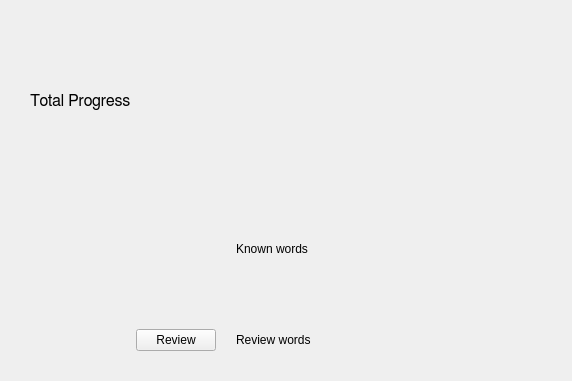
Qt form src/gui/total_stats_widget.ui (tombranfield/spaced_repeating_vocabulary) before a commit.
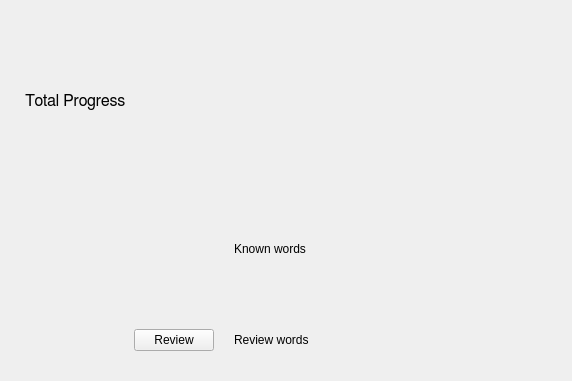
The same form after that commit.

```diff
--- a/src/gui/total_stats_widget.ui
+++ b/src/gui/total_stats_widget.ui
@@ -16,7 +16,7 @@
   <widget class="QWidget" name="centralwidget">
    <layout class="QVBoxLayout" name="verticalLayout_2">
     <property name="leftMargin">
-     <number>30</number>
+     <number>25</number>
     </property>
     <property name="topMargin">
      <number>20</number>
```
Left out of the diff: 4 changed lines with no effect on the pictures.
